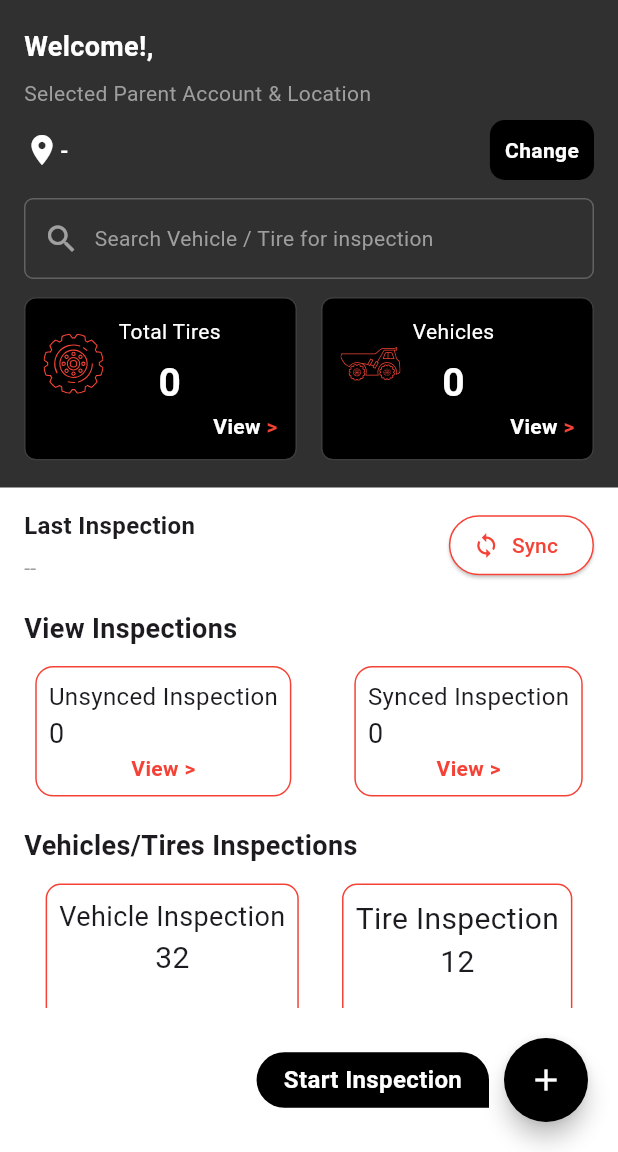
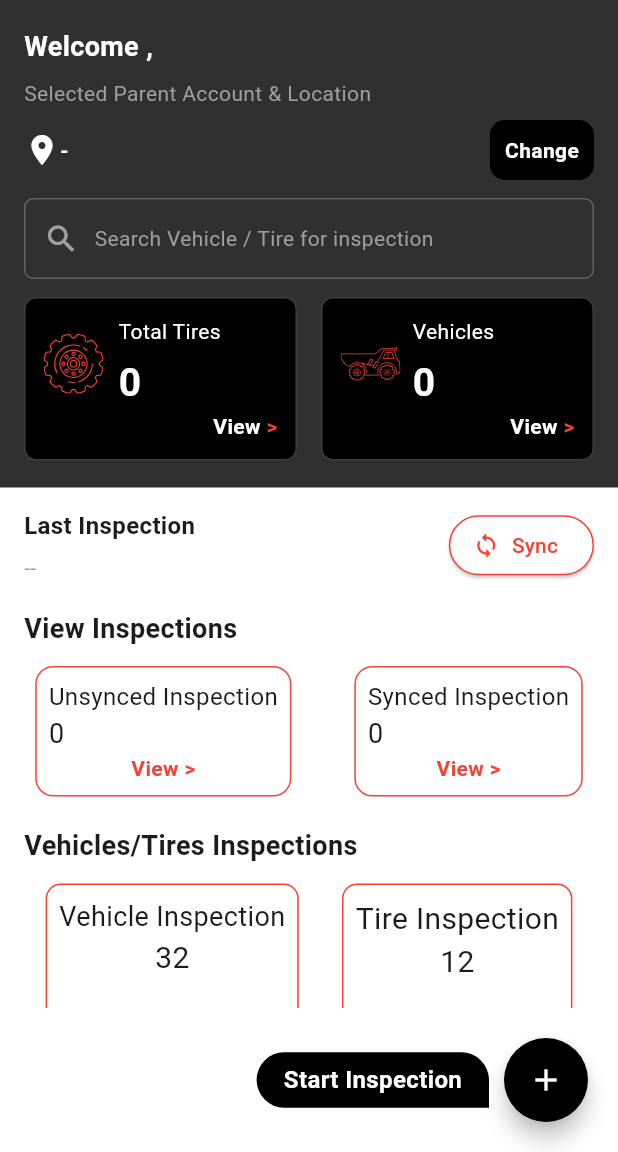
Before and after one commit to weblordoffice/emtrack_pro, a Flutter app: the HomeView screen opened by its route, on a phone screen of 412 x 824 dp, the part 84-1236 px from its top. Run offline on Flutter 3.47's test engine with Material 3 defaults, Android fonts, the light colour scheme and no system bars; our stand-ins replace flutter_secure_storage, flutter_svg, get, image_picker; missing offline and left inert: dart:ffi; accounts and stored records are empty.

```diff
--- a/lib/l10n/app_localizations_en.dart
+++ b/lib/l10n/app_localizations_en.dart
@@ -12,7 +12,7 @@ class AppLocalizationsEn extends AppLocalizations {
   String get homeTitle => 'Home';
 
   @override
-  String get greeting => 'Welcome!';
+  String get greeting => 'Welcome';
 
   @override
   String get settings => 'Settings';
--- a/lib/l10n/app_localizations_hi.dart
+++ b/lib/l10n/app_localizations_hi.dart
@@ -12,7 +12,7 @@ class AppLocalizationsHi extends AppLocalizations {
   String get homeTitle => 'मुखपृष्ठ';
 
   @override
-  String get greeting => 'स्वागत है!';
+  String get greeting => 'स्वागत है';
 
   @override
   String get settings => 'सेटिंग्स';
--- a/lib/services/home_service.dart
+++ b/lib/services/home_service.dart
@@ -20,6 +20,8 @@ class HomeService {
 
       final uri = Uri.parse("${ApiConstants.baseUrl}/dashboard");
 
+      print("🔍 DASHBOARD API: $uri");
+
       final resp = await http.get(
         uri,
         headers: {
@@ -29,12 +31,13 @@ class HomeService {
         },
       );
 
-      print("DASHBOARD STATUS => ${resp.statusCode}");
-      print("DASHBOARD BODY => ${resp.body}");
+      print("🔍 DASHBOARD STATUS => ${resp.statusCode}");
+      print("🔍 DASHBOARD BODY => ${resp.body}");
 
       if (resp.statusCode == 200) {
         final Map<String, dynamic> data = jsonDecode(resp.body);
         final payload = data['data'] ?? data;
+        print("🔍 DASHBOARD PAYLOAD => $payload");
         return HomeModel.fromJson(payload as Map<String, dynamic>);
       }
 
@@ -103,6 +106,9 @@ class HomeService {
         "${ApiConstants.baseUrl}/api/Tire/GetTiresByAccount/$parentAccountId",
       );
 
+      print("🔍 TYRE COUNT API: $uri");
+      print("🔍 PARENT ACCOUNT ID: $parentAccountId");
+
       final resp = await http.get(
         uri,
         headers: {"Content-Type": "application/json", "Cookie": cookie},
@@ -116,9 +122,12 @@ class HomeService {
       if (resp.statusCode == 200) {
         final json = jsonDecode(resp.body);
         final List list = json['model'] ?? [];
+        print("🔍 TYRE COUNT RESPONSE: ${list.length} tires");
+        print("🔍 TYRE RESPONSE BODY: ${resp.body}");
         return list.length; // ✅ TOTAL TYRES
       } else {
         print("Tyre API error ${resp.statusCode}");
+        print("Tyre API response: ${resp.body}");
         return 0;
       }
     } catch (e) {
@@ -142,15 +151,16 @@ class HomeService {
         "?timeStamp=$timeStamp", // ✅ query timestamp
       );
 
-      print("🌐 URL => $uri");
+      print("🔍 VEHICLE COUNT API: $uri");
+      print("🔍 PARENT ACCOUNT ID: $parentAccountId");
 
       final resp = await http.get(
         uri,
         headers: {"Accept": "application/json", "Cookie": cookie},
       );
 
-      print("📡 STATUS => ${resp.statusCode}");
-      print("📦 BODY => ${resp.body}");
+      print("📡 VEHICLE STATUS => ${resp.statusCode}");
+      print("📦 VEHICLE BODY => ${resp.body}");
 
       if (resp.statusCode == 200) {
         final json = jsonDecode(resp.body);
@@ -161,10 +171,12 @@ class HomeService {
         }
 
         final List list = json['model'] ?? [];
+        print("🔍 VEHICLE COUNT RESPONSE: ${list.length} vehicles");
         return list.length;
       }
 
       print("❌ Vehicle API error ${resp.statusCode}");
+      print("❌ Vehicle API response: ${resp.body}");
       return 0;
     } catch (e) {
       print("🔥 Vehicle API exception => $e");
@@ -173,24 +185,47 @@ class HomeService {
   }
 
   static Future<DashboardModel?> fetchReportDashboardHomeData() async {
+    print("🔍 HOME SERVICE: fetchReportDashboardHomeData started!");
     final parentAccountId = await SecureStorage.getParentAccountId();
     final getLocationId = await SecureStorage.getLocationId();
 
+    print("🔍 DASHBOARD REPORT API - Parent Account ID: $parentAccountId");
+    print("🔍 DASHBOARD REPORT API - Location ID: $getLocationId");
+
     try {
       final cookie = await SecureStorage.getCookie();
+      print("🔍 DASHBOARD REPORT API - Cookie: ${cookie?.substring(0, 20)}...");
 
       if (cookie == null || cookie.isEmpty) {
+        print("🔍 DASHBOARD REPORT API - No cookie found!");
         throw Exception("Session expired. Please login again.");
       }
 
+      print("🔍 DASHBOARD REPORT API - Making POST request...");
       final resp = await ApiService.postApi(
         endpoint: "/api/Report/GetReportDashboardData",
         body: {"accountIds": parentAccountId, "locationIds": getLocationId},
       );
 
+      print("🔍 DASHBOARD REPORT RESPONSE: $resp");
+
       if (resp['model'] != null) {
         final model = resp["model"];
-        return DashboardModel.fromJson(model);
+        print("🔍 DASHBOARD MODEL: $model");
+        print("🔍 DASHBOARD MODEL FIELDS:");
+        print("  - scrapTireCount: ${model['scrapTireCount']}");
+        print("  - tiresInServiceCount: ${model['tiresInServiceCount']}");
+        print("  - tiresInInventoryCount: ${model['tiresInInventoryCount']}");
+        print("  - vehicleCount: ${model['vehicleCount']}");
+        print("  - totalTiresCount: ${model['totalTiresCount']}");
+
+        final dashboardModel = DashboardModel.fromJson(model);
+        print(
+          "🔍 PARSED DASHBOARD - Total Tires: ${dashboardModel.totalTiresCount}, Vehicles: ${dashboardModel.vehicleCount}",
+        );
+        return dashboardModel;
+      } else {
+        print("🔍 DASHBOARD REPORT API - No model in response!");
       }
 
       if (resp.statusCode == 401 || resp.statusCode == 403) {
@@ -202,7 +237,7 @@ class HomeService {
 
       return null;
     } catch (e) {
-      print('HomeService.fetchHomeData error: $e');
+      print('HomeService.fetchReportDashboardHomeData error: $e');
       return null;
     }
   }
--- a/lib/views/home/home_view.dart
+++ b/lib/views/home/home_view.dart
@@ -216,7 +216,7 @@ class _HomeViewState extends State<HomeView> {
                           children: [
                             Obx(
                               () => Text(
-                                "${AppLocalizations.of(context)!.greeting}, ${ctrl.username.value}",
+                                "${AppLocalizations.of(context)!.greeting} ${ctrl.username.value},",
                                 style: TextStyle(
                                   color: AppColors.textWhite,
                                   fontSize: 18,
@@ -346,7 +346,10 @@ class _HomeViewState extends State<HomeView> {
                                               ),
 
                                               SizedBox(width: 10),
-                                              Column(
+                                              Expanded(
+                                                child: Column(
+                                                  crossAxisAlignment:
+                                                      CrossAxisAlignment.start,
                                                   children: [
                                                     Text(
                                                       'Total Tires',
@@ -356,7 +359,9 @@ class _HomeViewState extends State<HomeView> {
                                                       ),
                                                     ),
                                                     SizedBox(height: 6),
-                                                  Text(
+                                                    FittedBox(
+                                                      fit: BoxFit.scaleDown,
+                                                      child: Text(
                                                         ctrl
                                                                 .homeCount
                                                                 .value
@@ -372,7 +377,9 @@ class _HomeViewState extends State<HomeView> {
                                                               FontWeight.bold,
                                                         ),
                                                       ),
+                                                    ),
                                                   ],
+                                                ),
                                               ),
                                             ],
                                           ),
@@ -437,7 +444,10 @@ class _HomeViewState extends State<HomeView> {
                                                     ),
                                               ),
                                               SizedBox(width: 8),
-                                              Column(
+                                              Expanded(
+                                                child: Column(
+                                                  crossAxisAlignment:
+                                                      CrossAxisAlignment.start,
                                                   children: [
                                                     Text(
                                                       'Vehicles',
@@ -447,7 +457,9 @@ class _HomeViewState extends State<HomeView> {
                                                       ),
                                                     ),
                                                     SizedBox(height: 6),
-                                                  Text(
+                                                    FittedBox(
+                                                      fit: BoxFit.scaleDown,
+                                                      child: Text(
                                                         ctrl
                                                                 .homeCount
                                                                 .value
@@ -456,14 +468,16 @@ class _HomeViewState extends State<HomeView> {
                                                             "0",
                                                         //   '${ctrl.vehicleCount.value}',
                                                         style: TextStyle(
-                                                      color:
-                                                          AppColors.textWhite,
+                                                          color: AppColors
+                                                              .textWhite,
                                                           fontSize: 26,
                                                           fontWeight:
                                                               FontWeight.bold,
                                                         ),
                                                       ),
+                                                    ),
                                                   ],
+                                                ),
                                               ),
                                             ],
                                           ),
```
Also changed, not shown: lib/controllers/create_vehicle_controller.dart (+40 -8 lines), lib/controllers/home_controller.dart (+16 -3 lines), lib/create_tyre/create_tyre_controller.dart (+7 -3 lines), lib/create_tyre/step3_view copy.dart (deleted, +0 -228 lines), lib/edit_tyre/edit_tyre_controller.dart (+17 -5 lines), lib/edit_tyre/edit_tyre_service.dart (+25 -2 lines), lib/edit_tyre/step1_view.dart (+6 -1 lines), lib/edit_tyre/step2_view.dart (+49 -31 lines), pubspec.lock, 2 other files. Lines whose indentation alone changed are shown as unchanged.
